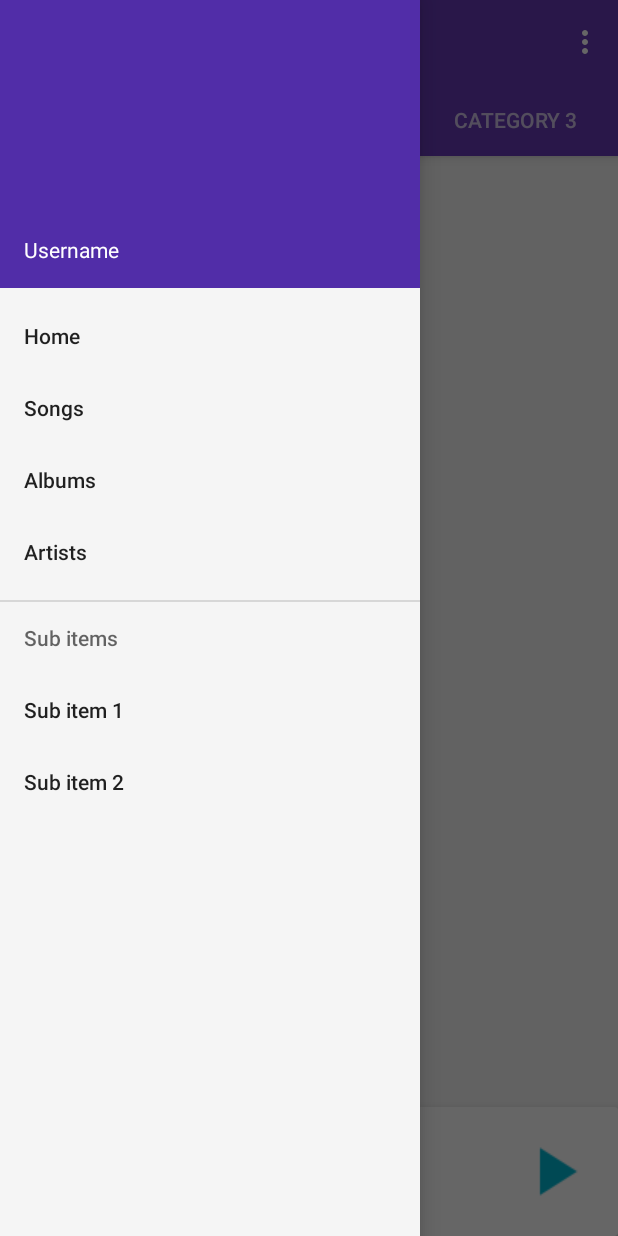
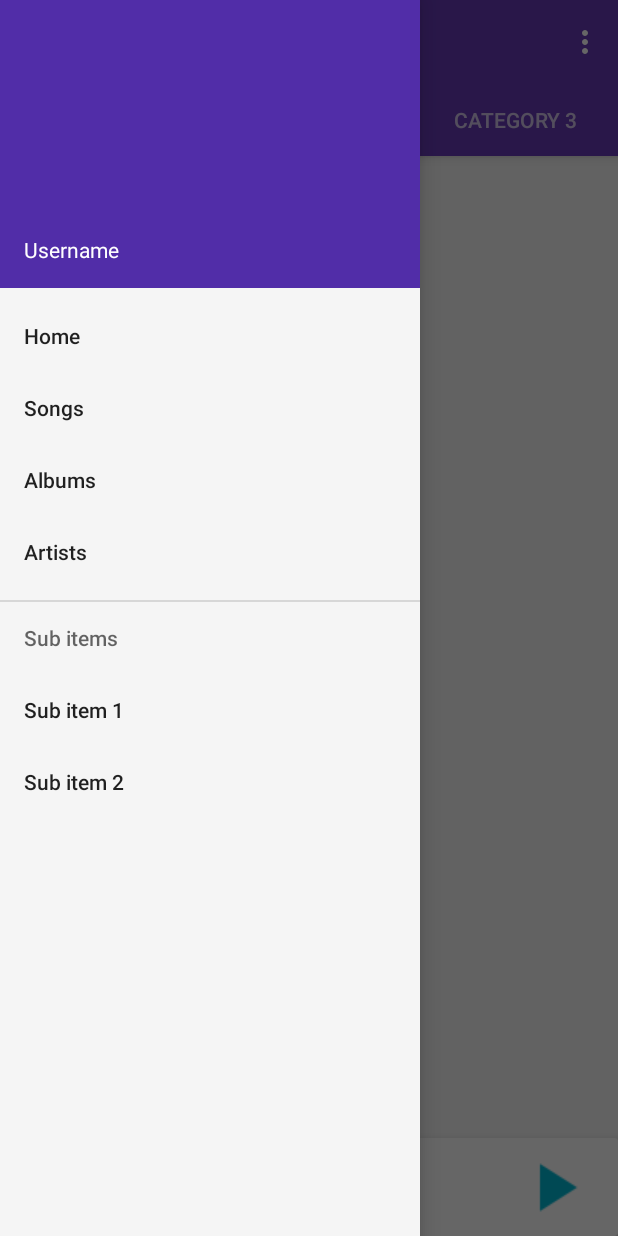
Before and after one commit to naman14/Timber, an Android app: the screen it shows after launch (MainActivity), with the side drawer open, on a phone screen of 412 x 824 dp. Run offline under Robolectric (Android 15) with nearby library versions, the phone set to English and light mode, and no system bars; libraries missing offline, so code that uses them is left out: com.nostra13.universalimageloader; 2 statements that could not run were skipped.

Commit message:
layout changes

```diff
--- a/app/src/main/java/com/naman14/timber/adapters/SongsListAdapter.java
+++ b/app/src/main/java/com/naman14/timber/adapters/SongsListAdapter.java
@@ -51,7 +51,6 @@ public class SongsListAdapter extends RecyclerView.Adapter<SongsListAdapter.AllS
         mArtworkFetcher.loadAlbumImage(allSongsItem.getArtist(), allSongsItem.getAlbum(), allSongsItem.getAlbumId(),
                 allSongsGridHolder.albumArt);
 
-
     }
 
     @Override
--- a/app/src/main/java/com/naman14/timber/fragments/PlaybackControlsFragment.java
+++ b/app/src/main/java/com/naman14/timber/fragments/PlaybackControlsFragment.java
@@ -53,7 +53,6 @@ public class PlaybackControlsFragment extends Fragment {
 
         mTitle = (TextView) rootView.findViewById(R.id.title);
         mSubtitle = (TextView) rootView.findViewById(R.id.artist);
-        mExtraInfo = (TextView) rootView.findViewById(R.id.extra_info);
         mAlbumArt = (ImageView) rootView.findViewById(R.id.album_art);
         rootView.setOnClickListener(new View.OnClickListener() {
             @Override
--- a/app/src/main/res/layout/fragment_playback_controls.xml
+++ b/app/src/main/res/layout/fragment_playback_controls.xml
@@ -3,13 +3,13 @@
 <RelativeLayout xmlns:android="http://schemas.android.com/apk/res/android"
     xmlns:tools="http://schemas.android.com/tools"
     android:layout_width="wrap_content"
-    android:layout_height="wrap_content"
+    android:layout_height="20dp"
     android:padding="8dp">
     <ImageView
         android:id="@+id/album_art"
         tools:src="@drawable/ic_launcher"
-        android:layout_width="64dp"
-        android:layout_height="64dp"
+        android:layout_width="34dp"
+        android:layout_height="34dp"
         android:scaleType="centerCrop"
         android:layout_alignParentStart="true"/>
     <LinearLayout
@@ -23,33 +23,24 @@
         android:layout_centerVertical="true">
         <TextView
             android:id="@+id/title"
-            tools:text="The Best Music EVAH1111 THE BEST"
+            android:text="Demons"
             android:ellipsize="end"
             android:maxLines="1"
             android:layout_width="wrap_content"
             android:layout_height="wrap_content"
 
             android:textAppearance="?android:attr/textAppearanceMedium"
-            android:textColor="?android:attr/textColorPrimary"/>
+            android:textColor="#000000"/>
         <TextView
             android:id="@+id/artist"
-            tools:text="John Doe and Band"
+            android:text="John Doe and Band"
             android:ellipsize="end"
             android:maxLines="1"
             android:layout_width="wrap_content"
             android:layout_height="wrap_content"
+            android:textAppearance="?android:attr/textAppearanceSmall"
+            android:textColor="#000000"/>
 
-            android:textAppearance="?android:attr/textAppearanceSmall"/>
-        <TextView
-            android:id="@+id/extra_info"
-            tools:text="casting to MyCast"
-            android:ellipsize="end"
-            android:maxLines="1"
-            android:layout_width="wrap_content"
-            android:layout_height="wrap_content"
-            android:visibility="gone"
-
-            android:textAppearance="?android:attr/textAppearanceSmall"/>
     </LinearLayout>
     <ImageButton
         android:id="@+id/play_pause"
--- a/app/src/main/res/layout/include_list_viewpager.xml
+++ b/app/src/main/res/layout/include_list_viewpager.xml
@@ -37,7 +37,7 @@
     <android.support.v7.widget.CardView
         android:id="@+id/controls_container"
         android:layout_width="match_parent"
-        android:layout_height="wrap_content"
+        android:layout_height="65dp"
         android:layout_alignParentBottom="true"
         android:gravity="bottom"
         android:layout_gravity="bottom"
```
Also changed, not shown: app/src/main/res/layout/item_song.xml (+8 -4 lines).
